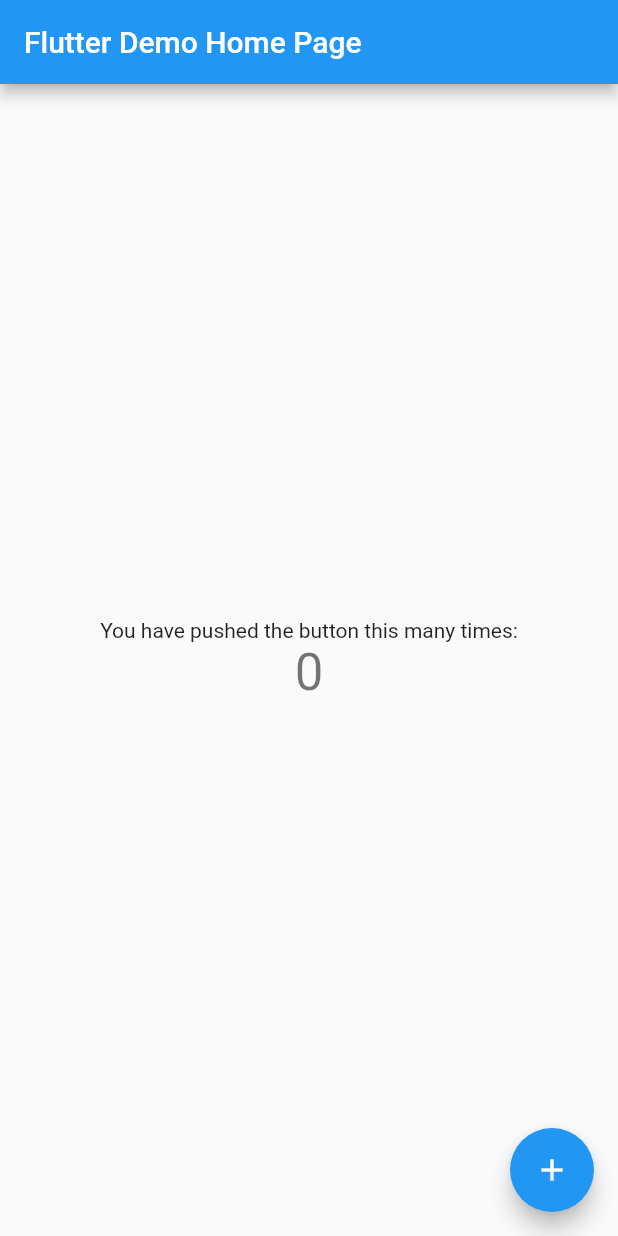
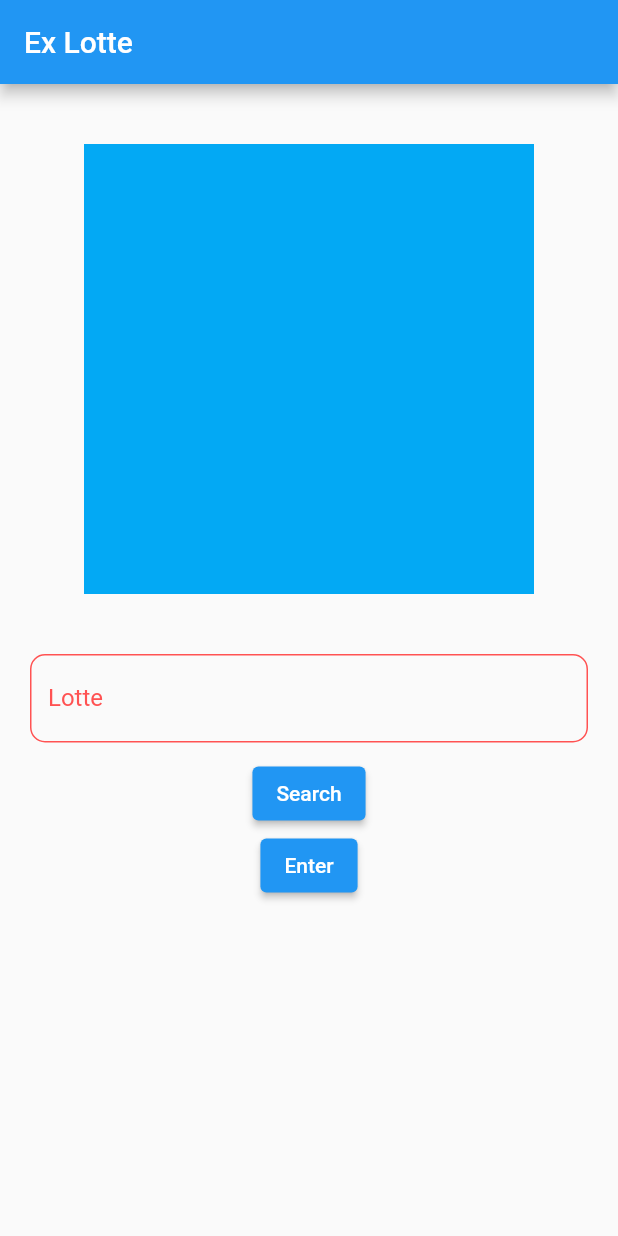
Before and after one commit to Loopy-Flutter-Org/flutter-base-bloc, a Flutter app: the screen it shows after launch, on a phone screen of 412 x 824 dp. Run offline on Flutter 3.47's test engine with Material 2 defaults, Android fonts, the phone set to English and light mode, and no system bars; drawn by our look-alikes of keyboard_dismisser; our stand-ins replace rxdart.

```diff
--- a/lib/main.dart
+++ b/lib/main.dart
@@ -1,4 +1,5 @@
 import 'package:flutter/material.dart';
+import 'package:loopy_base_bloc/pages/ex_lotte_main.dart';
 
 void main() {
   runApp(const MyApp());
@@ -12,6 +13,7 @@ class MyApp extends StatelessWidget {
   Widget build(BuildContext context) {
     return MaterialApp(
       title: 'Flutter Demo',
+      debugShowCheckedModeBanner: false,
       theme: ThemeData(
         // This is the theme of your application.
         //
@@ -24,92 +26,7 @@ class MyApp extends StatelessWidget {
         // is not restarted.
         primarySwatch: Colors.blue,
       ),
-      home: const MyHomePage(title: 'Flutter Demo Home Page'),
+      home: ExLotteMain()
     );
   }
 }
-
-class MyHomePage extends StatefulWidget {
-  const MyHomePage({Key? key, required this.title}) : super(key: key);
-
-  // This widget is the home page of your application. It is stateful, meaning
-  // that it has a State object (defined below) that contains fields that affect
-  // how it looks.
-
-  // This class is the configuration for the state. It holds the values (in this
-  // case the title) provided by the parent (in this case the App widget) and
-  // used by the build method of the State. Fields in a Widget subclass are
-  // always marked "final".
-
-  final String title;
-
-  @override
-  State<MyHomePage> createState() => _MyHomePageState();
-}
-
-class _MyHomePageState extends State<MyHomePage> {
-  int _counter = 0;
-
-  void _incrementCounter() {
-    setState(() {
-      // This call to setState tells the Flutter framework that something has
-      // changed in this State, which causes it to rerun the build method below
-      // so that the display can reflect the updated values. If we changed
-      // _counter without calling setState(), then the build method would not be
-      // called again, and so nothing would appear to happen.
-      _counter++;
-    });
-  }
-
-  @override
-  Widget build(BuildContext context) {
-    // This method is rerun every time setState is called, for instance as done
-    // by the _incrementCounter method above.
-    //
-    // The Flutter framework has been optimized to make rerunning build methods
-    // fast, so that you can just rebuild anything that needs updating rather
-    // than having to individually change instances of widgets.
-    return Scaffold(
-      appBar: AppBar(
-        // Here we take the value from the MyHomePage object that was created by
-        // the App.build method, and use it to set our appbar title.
-        title: Text(widget.title),
-      ),
-      body: Center(
-        // Center is a layout widget. It takes a single child and positions it
-        // in the middle of the parent.
-        child: Column(
-          // Column is also a layout widget. It takes a list of children and
-          // arranges them vertically. By default, it sizes itself to fit its
-          // children horizontally, and tries to be as tall as its parent.
-          //
-          // Invoke "debug painting" (press "p" in the console, choose the
-          // "Toggle Debug Paint" action from the Flutter Inspector in Android
-          // Studio, or the "Toggle Debug Paint" command in Visual Studio Code)
-          // to see the wireframe for each widget.
-          //
-          // Column has various properties to control how it sizes itself and
-          // how it positions its children. Here we use mainAxisAlignment to
-          // center the children vertically; the main axis here is the vertical
-          // axis because Columns are vertical (the cross axis would be
-          // horizontal).
-          mainAxisAlignment: MainAxisAlignment.center,
-          children: <Widget>[
-            const Text(
-              'You have pushed the button this many times:',
-            ),
-            Text(
-              '$_counter',
-              style: Theme.of(context).textTheme.headline4,
-            ),
-          ],
-        ),
-      ),
-      floatingActionButton: FloatingActionButton(
-        onPressed: _incrementCounter,
-        tooltip: 'Increment',
-        child: const Icon(Icons.add),
-      ), // This trailing comma makes auto-formatting nicer for build methods.
-    );
-  }
-}
--- a/lib/models/ex_lotte_item_model.dart
+++ b/lib/models/ex_lotte_item_model.dart
@@ -8,17 +8,33 @@
 class ExLotteItemModel {
   late String _returnValue;
   late String _drwNoDate;
-  late String _totSellamnt;
-  late String _firstWinamnt;
-  late String _firstPrzwnerCo;
-  late String _drwtNo1;
-  late String _drwtNo2;
-  late String _drwtNo3;
-  late String _drwtNo4;
-  late String _drwtNo5;
-  late String _drwtNo6;
-  late String _bnusNo;
-  late String _drwNo;
+  late int _totSellamnt;
+  late int _firstWinamnt;
+  late int _firstPrzwnerCo;
+  late int _drwtNo1;
+  late int _drwtNo2;
+  late int _drwtNo3;
+  late int _drwtNo4;
+  late int _drwtNo5;
+  late int _drwtNo6;
+  late int _bnusNo;
+  late int _drwNo;
+
+
+  ExLotteItemModel(
+      this._returnValue,
+      this._drwNoDate,
+      this._totSellamnt,
+      this._firstWinamnt,
+      this._firstPrzwnerCo,
+      this._drwtNo1,
+      this._drwtNo2,
+      this._drwtNo3,
+      this._drwtNo4,
+      this._drwtNo5,
+      this._drwtNo6,
+      this._bnusNo,
+      this._drwNo);
 
   ExLotteItemModel.fromJson(Map<String, dynamic> json) {
     _returnValue = json["returnValue"];
@@ -36,27 +52,27 @@ class ExLotteItemModel {
     _drwNo = json["drwNo"];
   }
 
-  String get drwNo => _drwNo;
+  int get drwNo => _drwNo;
 
-  String get bnusNo => _bnusNo;
+  int get bnusNo => _bnusNo;
 
-  String get drwtNo6 => _drwtNo6;
+  int get drwtNo6 => _drwtNo6;
 
-  String get drwtNo5 => _drwtNo5;
+  int get drwtNo5 => _drwtNo5;
 
-  String get drwtNo4 => _drwtNo4;
+  int get drwtNo4 => _drwtNo4;
 
-  String get drwtNo3 => _drwtNo3;
+  int get drwtNo3 => _drwtNo3;
 
-  String get drwtNo2 => _drwtNo2;
+  int get drwtNo2 => _drwtNo2;
 
-  String get drwtNo1 => _drwtNo1;
+  int get drwtNo1 => _drwtNo1;
 
-  String get firstPrzwnerCo => _firstPrzwnerCo;
+  int get firstPrzwnerCo => _firstPrzwnerCo;
 
-  String get firstWinamnt => _firstWinamnt;
+  int get firstWinamnt => _firstWinamnt;
 
-  String get totSellamnt => _totSellamnt;
+  int get totSellamnt => _totSellamnt;
 
   String get drwNoDate => _drwNoDate;
 
--- /dev/null
+++ b/lib/pages/ex_lotte_main.dart
@@ -0,0 +1,158 @@
+import 'dart:io';
+import 'package:flutter/material.dart';
+import 'package:loopy_base_bloc/blocs/ex_lotte_bloc.dart';
+import 'package:loopy_base_bloc/models/ex_lotte_item_model.dart';
+import 'package:loopy_base_bloc/pages/ex_lotte_result.dart';
+import 'package:keyboard_dismisser/keyboard_dismisser.dart';
+
+import 'ex_lotte_result_widget.dart';
+
+/**
+ * 22.03.16
+ * KiU
+ * bloc example main page
+ */
+class ExLotteMain extends StatelessWidget {
+  const ExLotteMain({Key? key}) : super(key: key);
+
+  @override
+  Widget build(BuildContext context) => KeyboardDismisser(
+    child : Scaffold(
+      appBar: AppBar(
+        title: Text('Ex Lotte'),
+      ),
+      body: StreamBuilder(
+        stream: exLotteBloc.allLotte,
+        builder: (context, AsyncSnapshot<ExLotteItemModel> snapshot) {
+          print('@@@@@ [Main] StreamBuilder snapshot');
+          return _lotteMain(context, snapshot);
+        },
+      ),
+    )
+  );
+
+
+  Widget _lotteMain(BuildContext context, AsyncSnapshot<ExLotteItemModel> snapshot){
+    TextEditingController inputController = TextEditingController();
+    String _input = "";
+
+    return SingleChildScrollView(
+      child: Column(
+        children: [
+          Container(
+            width: 300,
+            height: 300,
+            margin: const EdgeInsets.all(40.0),
+            color: Colors.lightBlue,
+          ),
+
+          Padding(
+            padding: const EdgeInsets.fromLTRB(20.0, 0.0, 20.0, 10.0),
+            child: TextField(
+              decoration: const InputDecoration(
+                labelText: 'Lotte',
+                hintText: 'Enter lotte',
+                labelStyle: TextStyle(color: Colors.redAccent),
+                focusedBorder: OutlineInputBorder(
+                  borderRadius: BorderRadius.all(Radius.circular(10.0)),
+                  borderSide: BorderSide(width: 1, color: Colors.redAccent),
+                ),
+                enabledBorder: OutlineInputBorder(
+                  borderRadius: BorderRadius.all(Radius.circular(10.0)),
+                  borderSide: BorderSide(width: 1, color: Colors.redAccent),
+                ),
+                border: OutlineInputBorder(
+                  borderRadius: BorderRadius.all(Radius.circular(10.0)),
+                ),
+              ),
+              controller: inputController,
+            ),
+          ),
+
+          ElevatedButton(
+            onPressed: (() {
+              print('@@@@@@ [Main]_lotteMain ElevatedButton : ${inputController.text}');
+              _input = inputController.text;
+              exLotteBloc.fetchAllLotte(_input);
+            }),
+            child: const Text('Search'),
+
+          ),
+
+          ElevatedButton(
+            onPressed: (() {
+              Navigator.push(
+                  context,
+                  MaterialPageRoute(builder: (context) => ExLotteResult())
+              );
+            }),
+            child: const Text('Enter'),
+
+          ),
+
+          // _lotteMainResult(snapshot)
+          lotteResultWidget(snapshot.data)
+        ],
+      ),
+    );
+
+    // return Column(
+    //   children: [
+    //     Container(
+    //       width: 300,
+    //       height: 300,
+    //       margin: EdgeInsets.all(40.0),
+    //       color: Colors.lightBlue,
+    //     ),
+    //
+    //     Padding(
+    //       padding: EdgeInsets.fromLTRB(20.0, 0.0, 20.0, 10.0),
+    //       child: TextField(
+    //         decoration: InputDecoration(
+    //           labelText: 'Lotte',
+    //           hintText: 'Enter lotte',
+    //           labelStyle: TextStyle(color: Colors.redAccent),
+    //           focusedBorder: OutlineInputBorder(
+    //             borderRadius: BorderRadius.all(Radius.circular(10.0)),
+    //             borderSide: BorderSide(width: 1, color: Colors.redAccent),
+    //           ),
+    //           enabledBorder: OutlineInputBorder(
+    //             borderRadius: BorderRadius.all(Radius.circular(10.0)),
+    //             borderSide: BorderSide(width: 1, color: Colors.redAccent),
+    //           ),
+    //           border: OutlineInputBorder(
+    //             borderRadius: BorderRadius.all(Radius.circular(10.0)),
+    //           ),
+    //         ),
+    //         controller: inputController,
+    //       ),
+    //     ),
+    //
+    //     ElevatedButton(
+    //       onPressed: (() {
+    //         print('[Main]_lotteMain ElevatedButton : ${inputController.text}');
+    //       }),
+    //       child: Text('ElevatedButton'),
+    //
+    //     ),
+    //   ],
+    // );
+
+
+  }
+
+  // Widget _lotteMainResult(AsyncSnapshot<ExLotteItemModel> snapshot) {
+  //
+  //   if(snapshot.data == null) {
+  //     print('@@@@@@ [Main]_lotteMainResult snapshot.data == null');
+  //     return Container();
+  //   } else {
+  //     print('@@@@@@ [Main]_lotteMainResult snapshot.data != null  : ${snapshot.data}');
+  //     ExLotteItemModel result = snapshot.data!;
+  //     return Center(
+  //       child: Text("[ result ]  \ndrwNo : ${result.drwNo.toString()}\ndrwNoData : ${result.drwNoDate}", textScaleFactor: 2,),
+  //     );
+  //   }
+  //
+  // }
+}
--- /dev/null
+++ b/lib/pages/ex_lotte_result_widget.dart
@@ -0,0 +1,24 @@
+import 'package:flutter/material.dart';
+import 'package:loopy_base_bloc/models/ex_lotte_item_model.dart';
+
+/**
+ * 22.03.16
+ * KiU
+ * bloc example
+ * 공통 위젯은 따로 빼둘까?? 위젯도 상속 개념이 있으까?? 나머지 페이지나 플러터 상속에 대해 찾아봐야겠다...
+ */
+
+Widget lotteResultWidget(ExLotteItemModel? snapshot) {
+
+  if(snapshot == null) {
+    print('@@@@@@ [LotteResultWidget] snapshot.data == null');
+    return Container();
+  } else {
+    print('@@@@@@ [LotteResultWidget] snapshot.data != null  : $snapshot');
+    ExLotteItemModel result = snapshot!;
+    return Center(
+      child: Text("[ result ]  \ndrwNo : ${result.drwNo.toString()}\ndrwNoData : ${result.drwNoDate}", textScaleFactor: 2,),
+    );
+  }
+
+}
--- a/lib/resources/ex_lotte_repository.dart
+++ b/lib/resources/ex_lotte_repository.dart
@@ -12,5 +12,5 @@ import 'package:loopy_base_bloc/resources/ex_lotte_api_provider.dart';
 class ExLotteRepository {
   final lotteProvider = ExLotteApiProvider();
 
-  Future<ExLotteItemModel> fetchLotte() => lotteProvider.fetchLotteData();
+  Future<ExLotteItemModel> fetchLotte(String drwNo) => lotteProvider.fetchLotteData(drwNo);
 }
--- a/pubspec.yaml
+++ b/pubspec.yaml
@@ -47,6 +47,7 @@ dev_dependencies:
   flutter_lints: ^1.0.0
   rxdart: ^0.27.3
   http: ^0.13.4
+  keyboard_dismisser: ^2.0.1
 
 # For information on the generic Dart part of this file, see the
 # following page: https://dart.dev/tools/pub/pubspec
```
Also changed, not shown: lib/blocs/ex_lotte_bloc.dart (+5 -2 lines), lib/pages/ex_lotte_result.dart (added, +97 -0 lines), lib/resources/ex_lotte_api_provider.dart (+10 -3 lines).
